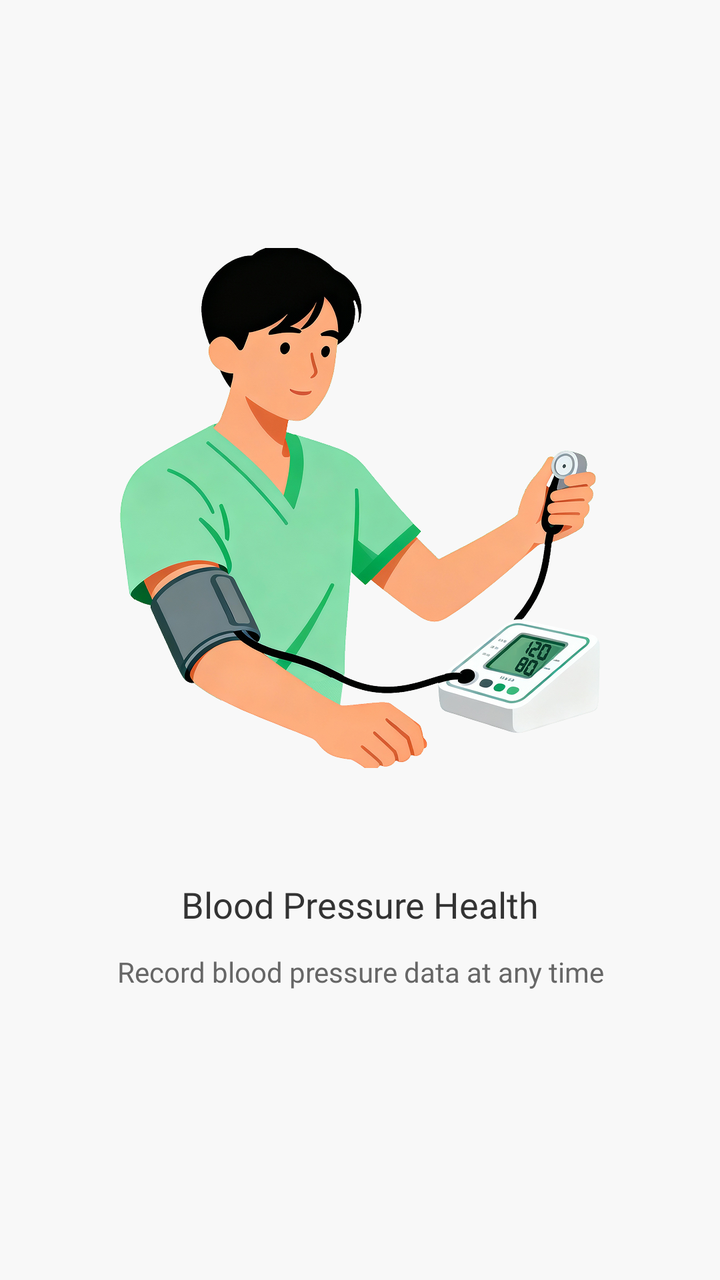
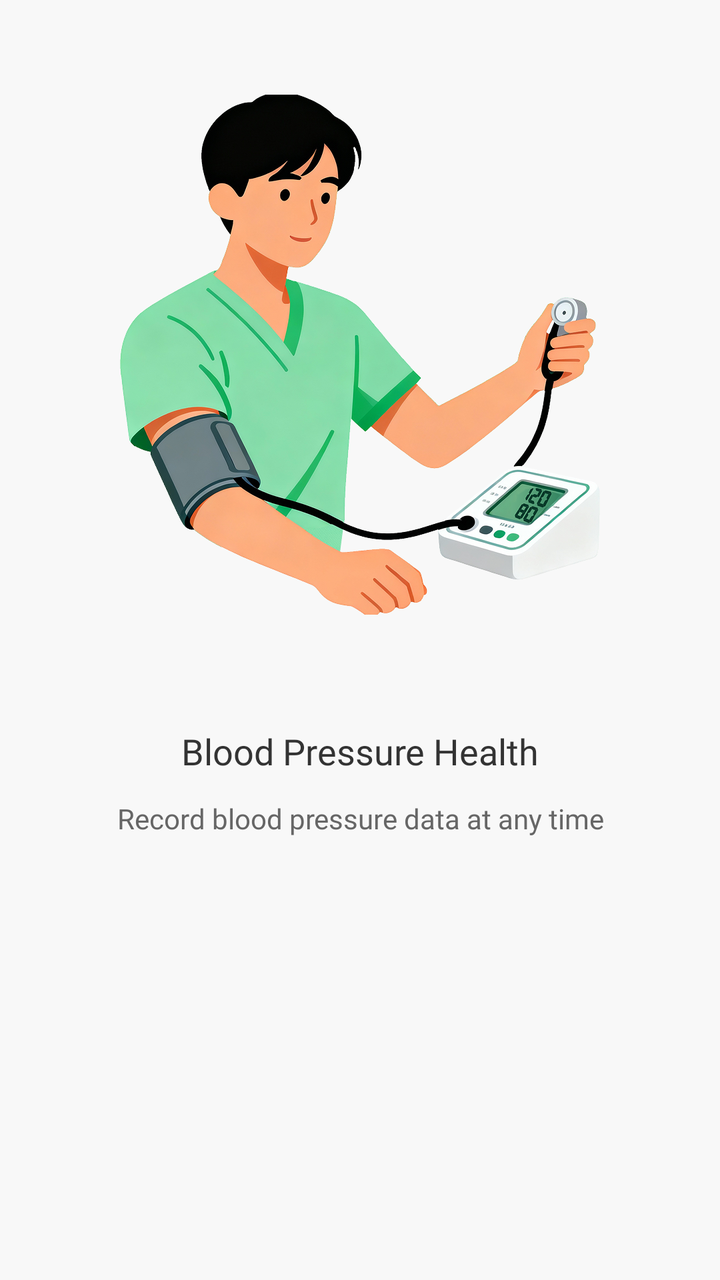

Before-and-after screenshots of an Android layout around one commit, followed by the original layout XML and the change that was made.
<!-- AndroidManifest.xml: application theme AppTheme -->
<!-- res/layout/fragment_guide_1.xml -->
<?xml version="1.0" encoding="utf-8"?>
<androidx.constraintlayout.widget.ConstraintLayout xmlns:android="http://schemas.android.com/apk/res/android"
    android:layout_width="match_parent"
    android:layout_height="match_parent"
    xmlns:app="http://schemas.android.com/apk/res-auto">


    <androidx.constraintlayout.widget.Guideline
        android:id="@+id/h_guide"
        android:layout_width="wrap_content"
        android:layout_height="wrap_content"
        android:orientation="horizontal"
        app:layout_constraintGuide_percent="0.6"/>

    <androidx.appcompat.widget.AppCompatImageView
        android:id="@+id/iv_guide"
        android:layout_width="wrap_content"
        android:layout_height="wrap_content"
        app:srcCompat="@mipmap/ic_guide_1"
        app:layout_constraintStart_toStartOf="parent"
        app:layout_constraintEnd_toEndOf="parent"
        app:layout_constraintBottom_toTopOf="@id/tv_guide_title"
        android:layout_marginBottom="@dimen/dp_56"/>


    <androidx.appcompat.widget.AppCompatTextView
        android:id="@+id/tv_guide_title"
        android:layout_width="0dp"
        android:layout_height="wrap_content"
        android:gravity="center"
        android:textColor="@color/t1"
        style="@style/TextViewFont_RobotoBold"
        android:textSize="@dimen/sp_18"
        android:text="@string/guide_title_1"
        app:layout_constraintTop_toBottomOf="@id/h_guide"
        app:layout_constraintStart_toStartOf="parent"
        app:layout_constraintEnd_toEndOf="parent"
        android:layout_marginTop="@dimen/dp_56"
        android:layout_marginHorizontal="@dimen/dp_32"/>

    <androidx.appcompat.widget.AppCompatTextView
        android:id="@+id/tv_guide_des"
        android:layout_width="0dp"
        android:layout_height="wrap_content"
        android:gravity="center"
        android:textColor="@color/color_666"
        style="@style/TextViewFont_RobotoRegular"
        android:textSize="@dimen/sp_14"
        android:text="@string/guide_1_des"
        app:layout_constraintTop_toBottomOf="@id/tv_guide_title"
        app:layout_constraintStart_toStartOf="parent"
        app:layout_constraintEnd_toEndOf="parent"
        android:layout_marginTop="@dimen/dp_12"
        android:layout_marginHorizontal="@dimen/dp_32"/>

</androidx.constraintlayout.widget.ConstraintLayout>
<!-- resources referenced by this layout -->
<resources>
  <color name="color_666">#666666</color>
  <color name="t1">#333333</color>
  <dimen name="dp_12">12dp</dimen>
  <dimen name="dp_32">32dp</dimen>
  <dimen name="dp_56">56dp</dimen>
  <dimen name="sp_14">14sp</dimen>
  <dimen name="sp_18">18sp</dimen>
  <!-- mipmap ic_guide_1: png bitmap (mipmap-xxhdpi, 463334 bytes) -->
  <string name="guide_1_des">Record blood pressure data at any time</string>
  <string name="guide_title_1">Blood Pressure Health</string>
  <style name="TextViewFont_RobotoBold">
          <item name="android:fontFamily">@font/roboto_bold</item>
          <item name="fontFamily">@font/roboto_bold</item>
      </style>
  <style name="TextViewFont_RobotoRegular">
          <item name="android:fontFamily">@font/roboto_regular</item>
          <item name="fontFamily">@font/roboto_regular</item>
      </style>
  <style name="AppTheme" parent="@style/Theme.MaterialComponents.Light.NoActionBar">
          <item name="colorAccent">@color/colorAccent</item>
          <item name="colorControlHighlight">@color/color_tap_ripple</item>
          <item name="colorPrimary">@color/colorPrimary</item>
          <item name="colorPrimaryDark">@color/colorPrimaryDark</item>
          <item name="toolbarNavigationButtonStyle">@style/toolbar_nav_button</item>
          <item name="windowActionBar">false</item>
          <item name="windowNoTitle">true</item>
          <item name="android:windowBackground">@color/bg_window</item>
  
      </style>
  <color name="colorAccent">@color/c5</color>
  <color name="color_tap_ripple">@color/transparent10</color>
  <color name="colorPrimary">@color/c1</color>
  <color name="colorPrimaryDark">@color/c1</color>
  <style name="toolbar_nav_button" parent="@style/Widget.AppCompat.Toolbar.Button.Navigation">
          <item name="android:paddingLeft">@dimen/nav_button_margin</item>
          <item name="android:paddingRight">@dimen/nav_button_margin</item>
          <item name="android:minWidth">56dp</item>
      </style>
  <color name="bg_window">#f8f8f8</color>
  <color name="c5">#02BC77</color>
  <color name="transparent10">#1A000000</color>
  <color name="c1">@color/white</color>
  <dimen name="nav_button_margin">@dimen/dp_16</dimen>
  <color name="white">#FFFFFF</color>
  <dimen name="dp_16">16dp</dimen>
</resources>

<!-- the commit's change to res/layout/fragment_guide_1.xml (unified diff, before → after) -->
@@ -5,52 +5,65 @@
     xmlns:app="http://schemas.android.com/apk/res-auto">
 
 
+    <androidx.constraintlayout.widget.ConstraintLayout
+        android:layout_width="match_parent"
+        android:layout_height="0dp"
+        app:layout_constraintTop_toTopOf="parent"
+        app:layout_constraintBottom_toBottomOf="@id/h_bottom">
+        <androidx.constraintlayout.widget.Guideline
+            android:id="@+id/h_guide"
+            android:layout_width="wrap_content"
+            android:layout_height="wrap_content"
+            android:orientation="horizontal"
+            app:layout_constraintGuide_percent="0.6"/>
+
+        <androidx.appcompat.widget.AppCompatImageView
+            android:id="@+id/iv_guide"
+            android:layout_width="wrap_content"
+            android:layout_height="wrap_content"
+            app:srcCompat="@mipmap/ic_guide_1"
+            app:layout_constraintStart_toStartOf="parent"
+            app:layout_constraintEnd_toEndOf="parent"
+            app:layout_constraintBottom_toTopOf="@id/tv_guide_title"
+            android:layout_marginBottom="@dimen/dp_56"/>
+
+
+        <androidx.appcompat.widget.AppCompatTextView
+            android:id="@+id/tv_guide_title"
+            android:layout_width="0dp"
+            android:layout_height="wrap_content"
+            android:gravity="center"
+            android:textColor="@color/t1"
+            style="@style/TextViewFont_RobotoBold"
+            android:textSize="@dimen/sp_18"
+            android:text="@string/guide_title_1"
+            app:layout_constraintTop_toBottomOf="@id/h_guide"
+            app:layout_constraintStart_toStartOf="parent"
+            app:layout_constraintEnd_toEndOf="parent"
+            android:layout_marginTop="@dimen/dp_56"
+            android:layout_marginHorizontal="@dimen/dp_32"/>
+
+        <androidx.appcompat.widget.AppCompatTextView
+            android:id="@+id/tv_guide_des"
+            android:layout_width="0dp"
+            android:layout_height="wrap_content"
+            android:gravity="center"
+            android:textColor="@color/color_666"
+            style="@style/TextViewFont_RobotoRegular"
+            android:textSize="@dimen/sp_14"
+            android:text="@string/guide_1_des"
+            app:layout_constraintTop_toBottomOf="@id/tv_guide_title"
+            app:layout_constraintStart_toStartOf="parent"
+            app:layout_constraintEnd_toEndOf="parent"
+            android:layout_marginTop="@dimen/dp_12"
+            android:layout_marginHorizontal="@dimen/dp_32"/>
+
+    </androidx.constraintlayout.widget.ConstraintLayout>
     <androidx.constraintlayout.widget.Guideline
-        android:id="@+id/h_guide"
+        android:id="@+id/h_bottom"
         android:layout_width="wrap_content"
         android:layout_height="wrap_content"
         android:orientation="horizontal"
-        app:layout_constraintGuide_percent="0.6"/>
-
-    <androidx.appcompat.widget.AppCompatImageView
-        android:id="@+id/iv_guide"
-        android:layout_width="wrap_content"
-        android:layout_height="wrap_content"
-        app:srcCompat="@mipmap/ic_guide_1"
-        app:layout_constraintStart_toStartOf="parent"
-        app:layout_constraintEnd_toEndOf="parent"
-        app:layout_constraintBottom_toTopOf="@id/tv_guide_title"
-        android:layout_marginBottom="@dimen/dp_56"/>
-
-
-    <androidx.appcompat.widget.AppCompatTextView
-        android:id="@+id/tv_guide_title"
-        android:layout_width="0dp"
-        android:layout_height="wrap_content"
-        android:gravity="center"
-        android:textColor="@color/t1"
-        style="@style/TextViewFont_RobotoBold"
-        android:textSize="@dimen/sp_18"
-        android:text="@string/guide_title_1"
-        app:layout_constraintTop_toBottomOf="@id/h_guide"
-        app:layout_constraintStart_toStartOf="parent"
-        app:layout_constraintEnd_toEndOf="parent"
-        android:layout_marginTop="@dimen/dp_56"
-        android:layout_marginHorizontal="@dimen/dp_32"/>
-
-    <androidx.appcompat.widget.AppCompatTextView
-        android:id="@+id/tv_guide_des"
-        android:layout_width="0dp"
-        android:layout_height="wrap_content"
-        android:gravity="center"
-        android:textColor="@color/color_666"
-        style="@style/TextViewFont_RobotoRegular"
-        android:textSize="@dimen/sp_14"
-        android:text="@string/guide_1_des"
-        app:layout_constraintTop_toBottomOf="@id/tv_guide_title"
-        app:layout_constraintStart_toStartOf="parent"
-        app:layout_constraintEnd_toEndOf="parent"
-        android:layout_marginTop="@dimen/dp_12"
-        android:layout_marginHorizontal="@dimen/dp_32"/>
+        app:layout_constraintGuide_percent="0.8" />
 
 </androidx.constraintlayout.widget.ConstraintLayout>
